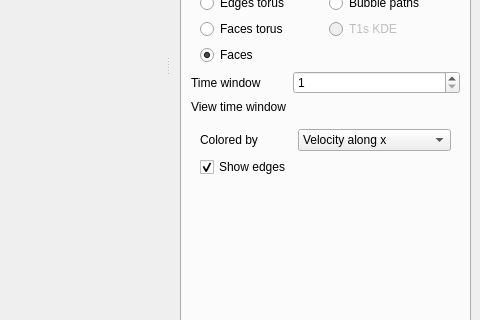
Above: MainWindow.ui from danlipsa/foamvis before the change; both pictures show x 641 to 1121 and y 287 to 607 of the 1121 by 703 pixel window. Below: the same form after it.
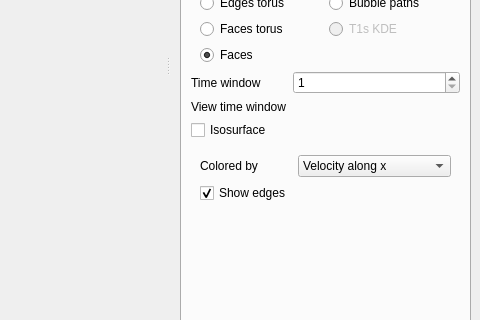
That is the form after the change. The open tabs and pages were chosen to show the change. Custom widgets are drawn as their Qt base class.

```diff
--- a/MainWindow.ui
+++ b/MainWindow.ui
@@ -1507,6 +1507,20 @@
               </property>
              </widget>
             </item>
+            <item row="2" column="0">
+             <widget class="QCheckBox" name="checkBoxIsosurface">
+              <property name="text">
+               <string>Isosurface</string>
+              </property>
+             </widget>
+            </item>
+            <item row="2" column="1">
+             <widget class="QLabel" name="label_39">
+              <property name="text">
+               <string/>
+              </property>
+             </widget>
+            </item>
            </layout>
           </widget>
          </item>
```
Left out of the diff: 2 changed lines with no effect on the pictures.
